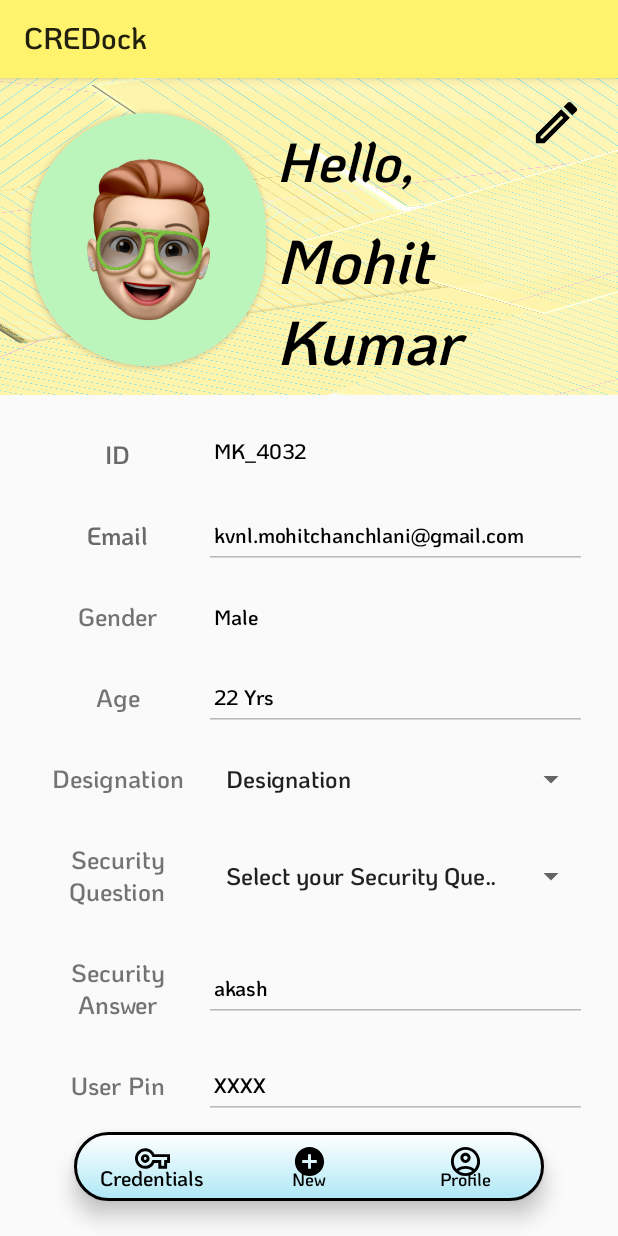
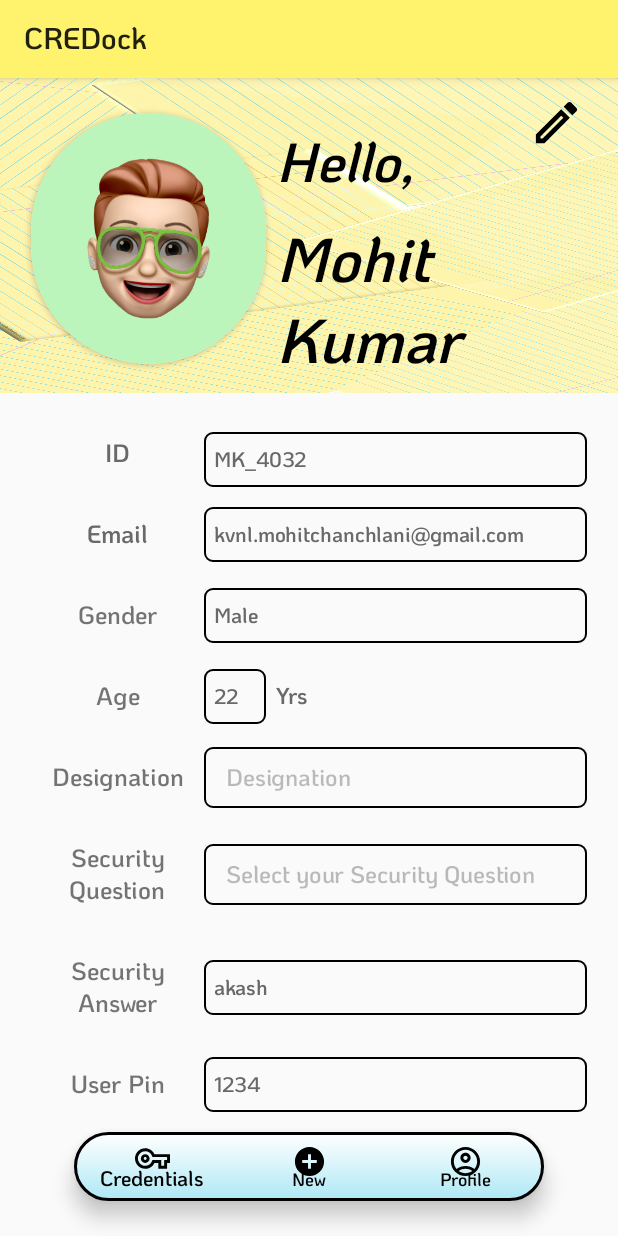
Before and after one commit to Mohit-Kumar23/CREDock, an Android app: the fragment UserProfileFragment placed in its activity, on a phone screen of 412 x 824 dp. Run offline under Robolectric (Android 15) with nearby library versions, the phone set to English and light mode, and no system bars; our stand-ins replace CircleImageView, sdp/ssp sizes; libraries missing offline, so code that uses them is left out: org.mockito.verification.

Commit message:
Updating User detail in the table done successfully. Just need to fetch the record correctly and need to show on UI for UserProfile

```diff
--- a/app/src/main/java/co/mohit/credock/Model/UserDetailTbOps.kt
+++ b/app/src/main/java/co/mohit/credock/Model/UserDetailTbOps.kt
@@ -12,7 +12,7 @@ class UserDetailTbOps:ISQLOperation {
 
     override val tableToWorkOn: Int = CD_Database_enums.TB_USER_DETAILS.value.toInt()
     override var dbHelper: DatabaseHelper? = null
-    private val whereClause:String = CD_UserTable_Column.ColAccNo.toString() + " = ?"
+    private val whereClause:String = CD_UserTable_Column.ColAccNo.colName.toString() + " = ?"
 
     constructor(context: Context)
     {
--- a/app/src/main/res/layout/fragment_user_profile.xml
+++ b/app/src/main/res/layout/fragment_user_profile.xml
@@ -228,14 +228,17 @@
           android:id="@+id/tv_userIdValue"
           android:layout_width="0dp"
           android:layout_height="wrap_content"
+          android:enabled="false"
           app:layout_constraintTop_toTopOf="@id/hGuideLine2"
           app:layout_constraintStart_toStartOf="@id/vGuideLine2"
           app:layout_constraintEnd_toEndOf="@id/vGuideLine5"
           android:layout_marginTop="@dimen/_20sdp"
           android:text="MK_4032"
+          android:background="@drawable/custom_input_view"
+          android:padding="@dimen/_5sdp"
           android:gravity="left"
           android:paddingStart="@dimen/_5sdp"
-          android:textColor="@color/black"
+          android:textColor="@color/grey"
           android:textSize="@dimen/_11ssp"/>
 
       <EditText
@@ -243,9 +246,12 @@
           android:layout_width="0dp"
           android:layout_height="wrap_content"
           android:enabled="false"
+          android:focusable="false"
           android:paddingStart="@dimen/_5sdp"
+          android:padding="@dimen/_5sdp"
+          android:background="@drawable/custom_input_view"
           android:text="kvnl.mohitchanchlani@gmail.com"
-          android:textColor="@color/black"
+          android:textColor="@color/grey"
           android:inputType="textEmailAddress"
           android:textSize="@dimen/_11ssp"
           app:layout_constraintBottom_toBottomOf="@id/tv_userEmail"
@@ -259,9 +265,11 @@
           android:layout_width="0dp"
           android:layout_height="wrap_content"
           android:enabled="false"
+          android:background="@drawable/custom_input_view"
+          android:padding="@dimen/_5sdp"
           android:paddingStart="@dimen/_5sdp"
           android:text="Male"
-          android:textColor="@color/black"
+          android:textColor="@color/grey"
           android:textSize="@dimen/_11ssp"
           app:layout_constraintBottom_toBottomOf="@+id/tv_userGender"
           app:layout_constraintEnd_toStartOf="@id/vGuideLine5"
@@ -273,26 +281,40 @@
           android:id="@+id/et_userAge"
           android:layout_width="0dp"
           android:layout_height="wrap_content"
+          android:background="@drawable/custom_input_view"
           android:enabled="false"
+          android:inputType="number"
+          android:padding="@dimen/_5sdp"
           android:paddingStart="@dimen/_5sdp"
-          android:text="22 Yrs"
-          android:inputType="number"
-          android:textColor="@color/black"
+          android:text="22"
+          android:textColor="@color/grey"
           android:textSize="@dimen/_11ssp"
           app:layout_constraintBottom_toBottomOf="@+id/tv_userAge"
-          app:layout_constraintEnd_toStartOf="@id/vGuideLine5"
+          app:layout_constraintEnd_toStartOf="@+id/vGuideLine3"
           app:layout_constraintStart_toStartOf="@id/vGuideLine2"
           app:layout_constraintTop_toTopOf="@+id/tv_userAge"
           tools:ignore="RtlSymmetry" />
+
+      <TextView
+          android:layout_width="wrap_content"
+          android:layout_height="wrap_content"
+          app:layout_constraintTop_toTopOf="@id/et_userAge"
+          android:text="Yrs"
+          android:textColor="@color/grey"
+          android:textSize="@dimen/_12ssp"
+          app:layout_constraintBottom_toBottomOf="@id/et_userAge"
+          app:layout_constraintStart_toEndOf="@id/vGuideLine3"
+          android:layout_marginStart="@dimen/_5sdp"/>
 
       <Spinner
           android:id="@+id/sp_userDesignation"
           android:layout_width="0dp"
           android:layout_height="wrap_content"
-          android:enabled="false"
+          android:clickable="false"
           android:paddingStart="@dimen/_5sdp"
-          android:text="Professional"
-          android:textColor="@color/black"
+          android:background="@drawable/custom_input_view"
+          android:padding="@dimen/_5sdp"
+          android:textColor="@color/grey"
           android:textSize="@dimen/_13ssp"
           app:layout_constraintBottom_toBottomOf="@+id/tv_userDesignation"
           app:layout_constraintEnd_toStartOf="@id/vGuideLine5"
@@ -305,10 +327,11 @@
           android:id="@+id/sp_userSecurityQue"
           android:layout_width="0dp"
           android:layout_height="wrap_content"
-          android:enabled="false"
+          android:clickable="false"
           android:paddingStart="@dimen/_5sdp"
-          android:text="What's your Childhood Name?"
-          android:textColor="@color/black"
+          android:textColor="@color/grey"
+          android:background="@drawable/custom_input_view"
+          android:padding="@dimen/_5sdp"
           android:textSize="@dimen/_13ssp"
           app:layout_constraintBottom_toBottomOf="@+id/tv_userSecurityQue"
           app:layout_constraintEnd_toStartOf="@id/vGuideLine5"
@@ -325,7 +348,9 @@
           android:paddingStart="@dimen/_5sdp"
           android:text="akash"
           android:inputType="text"
-          android:textColor="@color/black"
+          android:background="@drawable/custom_input_view"
+          android:padding="@dimen/_5sdp"
+          android:textColor="@color/grey"
           android:textSize="@dimen/_11ssp"
           app:layout_constraintBottom_toBottomOf="@+id/tv_userSecurityAns"
           app:layout_constraintEnd_toStartOf="@id/vGuideLine5"
@@ -339,8 +364,10 @@
           android:layout_height="wrap_content"
           android:enabled="false"
           android:paddingStart="@dimen/_5sdp"
-          android:text="XXXX"
-          android:textColor="@color/black"
+          android:text="1234"
+          android:background="@drawable/custom_input_view"
+          android:padding="@dimen/_5sdp"
+          android:textColor="@color/grey"
           android:textSize="@dimen/_11ssp"
           app:layout_constraintBottom_toBottomOf="@+id/tv_userPin"
           app:layout_constraintEnd_toStartOf="@id/vGuideLine5"
```
Also changed, not shown: app/src/main/java/co/mohit/credock/View/UserProfileFragment.kt (+30 -9 lines).
